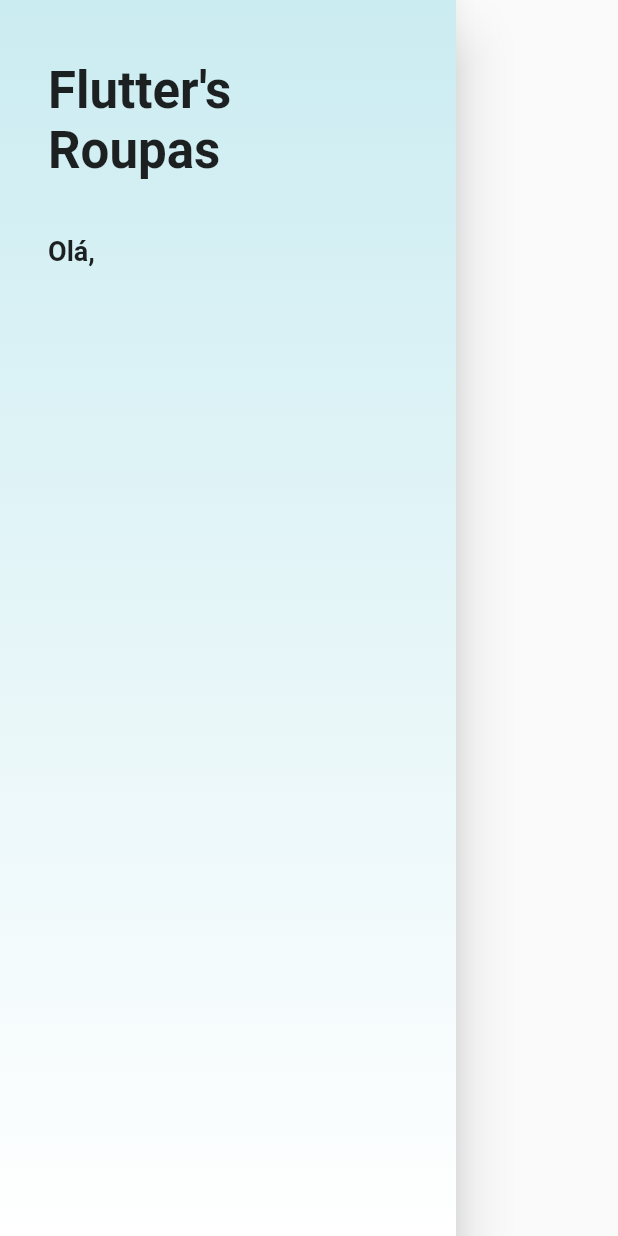
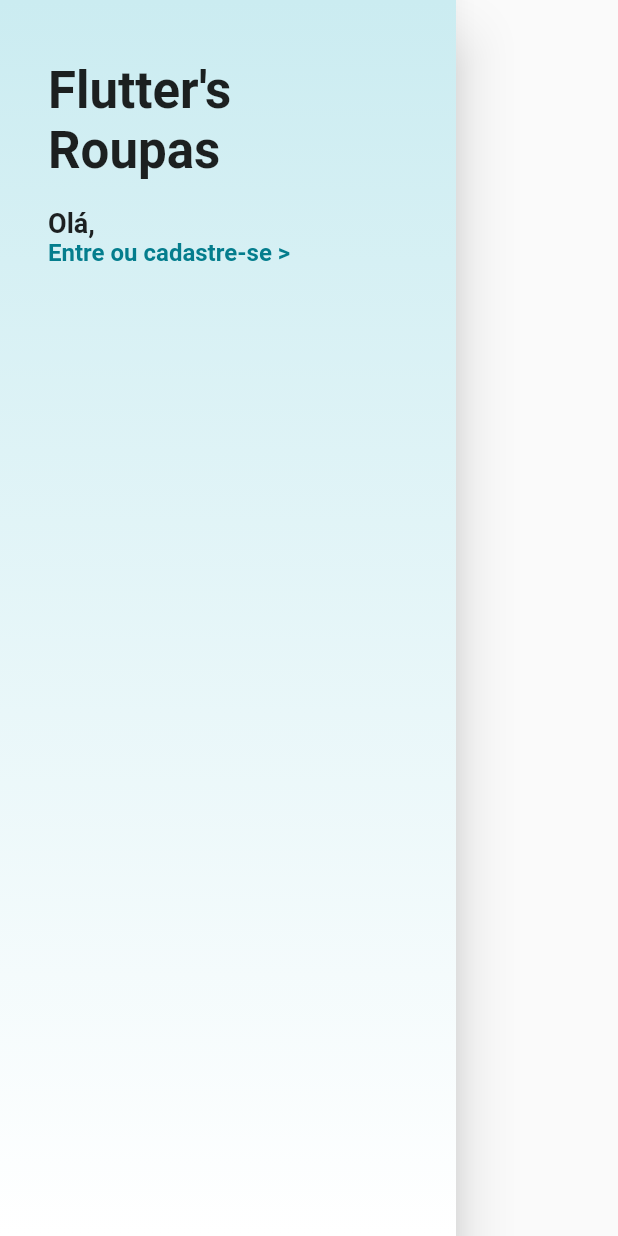
Before and after one commit to criscoelhor/loja_virtual_app, a Flutter app: the CustomDrawer widget shown alone on an empty page, opened directly, on a phone screen of 412 x 824 dp. Run offline on Flutter 3.47's test engine with Material 2 defaults, Android fonts, the phone set to English and light mode, and no system bars; our stand-ins replace cloud_firestore, transparent_image; accounts and stored records are empty.

Commit message:
continue custom drawer

```diff
--- a/lib/widgets/custom_drawer.dart
+++ b/lib/widgets/custom_drawer.dart
@@ -43,6 +43,13 @@ class CustomDrawer extends StatelessWidget {
                                 fontWeight: FontWeight.bold
                               ),
                             ),
+                            Text("Entre ou cadastre-se >",
+                              style: TextStyle(
+                                color: Theme.of(context).primaryColor,
+                                fontSize: 16.0,
+                                fontWeight: FontWeight.bold
+                              ),
+                            )
                           ],
                       )
                     )
```
